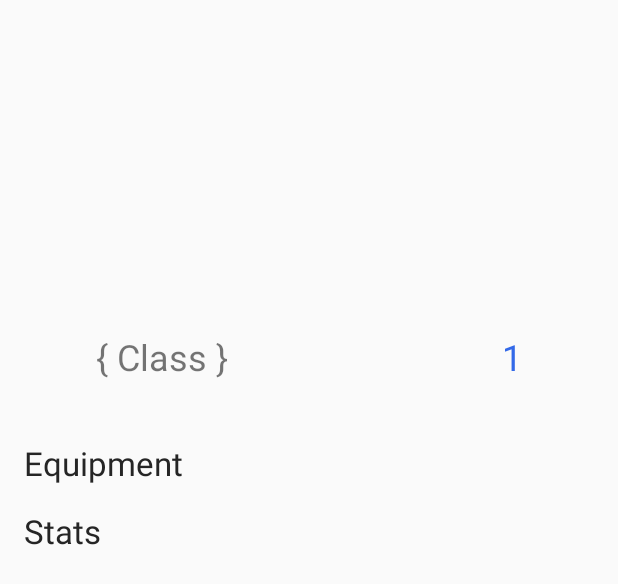
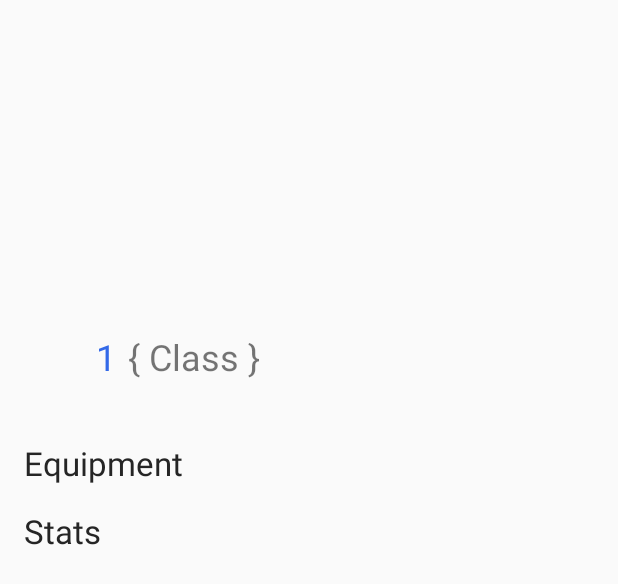
Before and after one commit to MonoChromeLight/DietRPG, an Android app: the layout frag_character.xml on its own in the app's theme, with its tools: preview values and no code run, on a phone screen of 412 x 824 dp. Shown: the top 584 px of the screen. Run offline under Robolectric (Android 15) with nearby library versions, the phone set to English and light mode, and no system bars.

Commit message:
UI updates to character page, updated constant references

```diff
--- a/app/src/main/java/edu/odu/cs/zomp/dietapp/ui/character/CharacterFragment.java
+++ b/app/src/main/java/edu/odu/cs/zomp/dietapp/ui/character/CharacterFragment.java
@@ -28,6 +28,7 @@ import edu.odu.cs.zomp.dietapp.data.models.Character;
 import edu.odu.cs.zomp.dietapp.ui.BaseFragment;
 import edu.odu.cs.zomp.dietapp.ui.character.adapters.AttributeAdapter;
 import edu.odu.cs.zomp.dietapp.ui.character.adapters.EquipmentAdapter;
+import edu.odu.cs.zomp.dietapp.util.Constants;
 
 public class CharacterFragment extends BaseFragment {
 
@@ -60,7 +61,7 @@ public class CharacterFragment extends BaseFragment {
         String uid = FirebaseAuth.getInstance().getCurrentUser().getUid();
 
         FirebaseFirestore.getInstance()
-                .collection("characters")
+                .collection(Constants.DATABASE_PATH_CHARACTERS)
                 .document(uid)
                 .get()
                 .addOnSuccessListener(documentSnapshot -> {
--- a/app/src/main/res/layout/frag_character.xml
+++ b/app/src/main/res/layout/frag_character.xml
@@ -1,6 +1,6 @@
 <?xml version="1.0" encoding="utf-8"?>
-<ScrollView
-    xmlns:android="http://schemas.android.com/apk/res/android"
+<ScrollView xmlns:android="http://schemas.android.com/apk/res/android"
+    xmlns:tools="http://schemas.android.com/tools"
     android:id="@+id/character_root"
     android:layout_width="match_parent"
     android:layout_height="match_parent">
@@ -12,10 +12,9 @@
         android:gravity="center_horizontal"
         android:padding="16dp">
 
-
         <ImageView
             android:id="@+id/character_avatar"
-            android:layout_width="wrap_content"
+            android:layout_width="100dp"
             android:layout_height="150dp"
             android:layout_marginTop="32dp"/>
 
@@ -31,20 +30,21 @@
             android:gravity="center_vertical">
 
             <TextView
+                android:id="@+id/character_level"
+                android:layout_width="wrap_content"
+                android:layout_height="wrap_content"
+                android:layout_marginEnd="8dp"
+                android:text="1"
+                android:textSize="24sp"
+                android:textColor="@color/googleBlue"/>
+
+            <TextView
                 android:id="@+id/character_class"
                 android:layout_width="0dp"
                 android:layout_height="wrap_content"
                 android:layout_weight="1"
-                android:text="{ Class }"
+                tools:text="{ Class }"
                 android:textSize="24sp"/>
-
-            <TextView
-                android:id="@+id/character_level"
-                android:layout_width="wrap_content"
-                android:layout_height="wrap_content"
-                android:text="1"
-                android:textSize="24sp"
-                android:textColor="@color/googleBlue"/>
         </LinearLayout>
 
         <TextView
```
Also changed, not shown: app/src/main/java/edu/odu/cs/zomp/dietapp/ui/profile/adapters/DietPickerAdapter.java (+5 -4 lines), app/src/main/assets/sprite_dragon.png (deleted).
